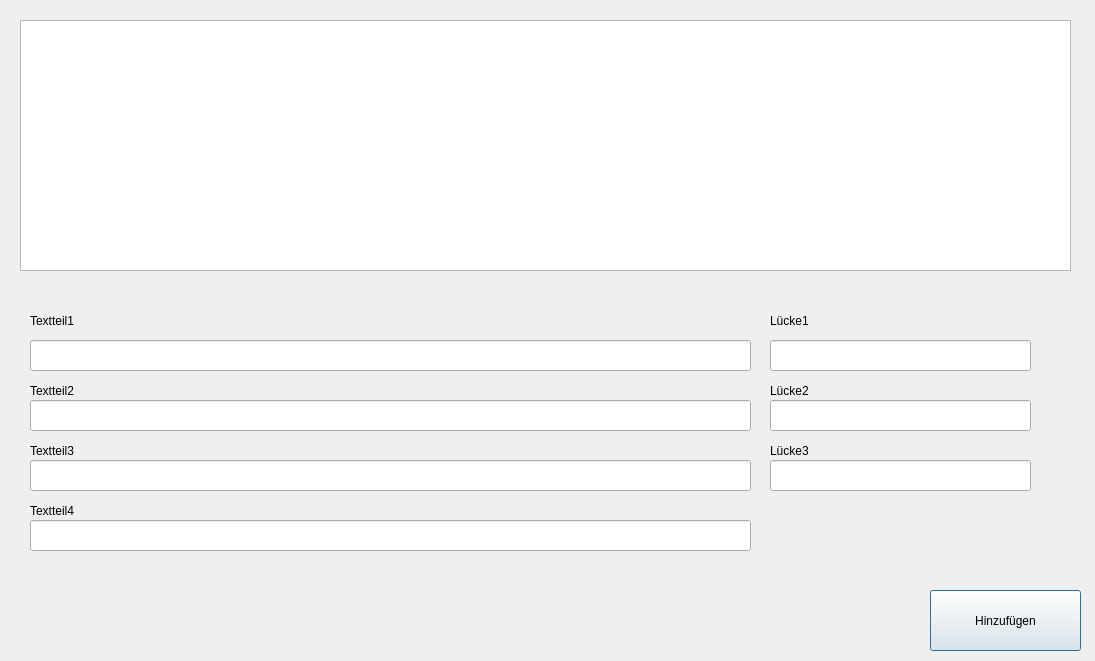
Qt form lueckentext.ui (anastasijabb/DatabaseGUI) before a commit.
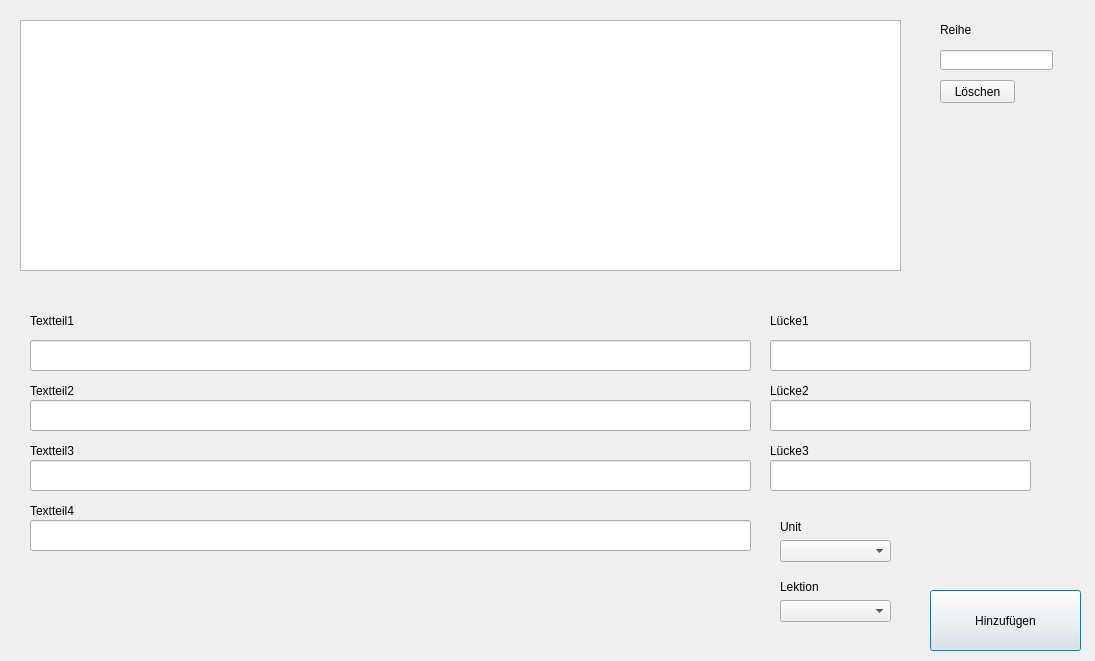
The same form after that commit.

Patch:
```diff
--- a/lueckentext.ui
+++ b/lueckentext.ui
@@ -18,7 +18,7 @@
     <rect>
      <x>20</x>
      <y>20</y>
-     <width>1051</width>
+     <width>881</width>
      <height>251</height>
     </rect>
    </property>
@@ -197,6 +197,88 @@
     <string>Lücke3</string>
    </property>
   </widget>
+  <widget class="QPushButton" name="pushButton_2">
+   <property name="geometry">
+    <rect>
+     <x>940</x>
+     <y>80</y>
+     <width>75</width>
+     <height>23</height>
+    </rect>
+   </property>
+   <property name="text">
+    <string>Löschen</string>
+   </property>
+  </widget>
+  <widget class="QLineEdit" name="deleteRow">
+   <property name="geometry">
+    <rect>
+     <x>940</x>
+     <y>50</y>
+     <width>113</width>
+     <height>20</height>
+    </rect>
+   </property>
+  </widget>
+  <widget class="QLabel" name="label_8">
+   <property name="geometry">
+    <rect>
+     <x>940</x>
+     <y>20</y>
+     <width>51</width>
+     <height>20</height>
+    </rect>
+   </property>
+   <property name="text">
+    <string>Reihe</string>
+   </property>
+  </widget>
+  <widget class="QComboBox" name="comboBox">
+   <property name="geometry">
+    <rect>
+     <x>780</x>
+     <y>540</y>
+     <width>111</width>
+     <height>22</height>
+    </rect>
+   </property>
+  </widget>
+  <widget class="QComboBox" name="comboBox_2">
+   <property name="geometry">
+    <rect>
+     <x>780</x>
+     <y>600</y>
+     <width>111</width>
+     <height>22</height>
+    </rect>
+   </property>
+  </widget>
+  <widget class="QLabel" name="label_11">
+   <property name="geometry">
+    <rect>
+     <x>780</x>
+     <y>580</y>
+     <width>47</width>
+     <height>13</height>
+    </rect>
+   </property>
+   <property name="text">
+    <string>Lektion</string>
+   </property>
+  </widget>
+  <widget class="QLabel" name="label_9">
+   <property name="geometry">
+    <rect>
+     <x>780</x>
+     <y>520</y>
+     <width>47</width>
+     <height>13</height>
+    </rect>
+   </property>
+   <property name="text">
+    <string>Unit</string>
+   </property>
+  </widget>
  </widget>
  <resources/>
  <connections/>
```
